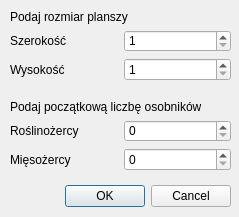
First picture: the form in InitDialog.ui, repository Kasia4/Artificial-life-simulator, before the edit.
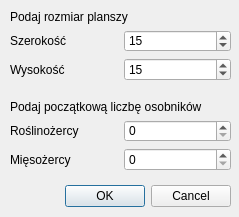
Second picture: the form after the edit.

Commit message: Generate board based on InitDialog input

```diff
--- a/InitDialog.ui
+++ b/InitDialog.ui
@@ -63,6 +63,9 @@
         <property name="maximum">
          <number>100</number>
         </property>
+        <property name="value">
+         <number>15</number>
+        </property>
        </widget>
       </item>
      </layout>
@@ -84,6 +87,9 @@
         <property name="maximum">
          <number>100</number>
         </property>
+        <property name="value">
+         <number>15</number>
+        </property>
        </widget>
       </item>
      </layout>
```
The commit also changes 9 other files.
